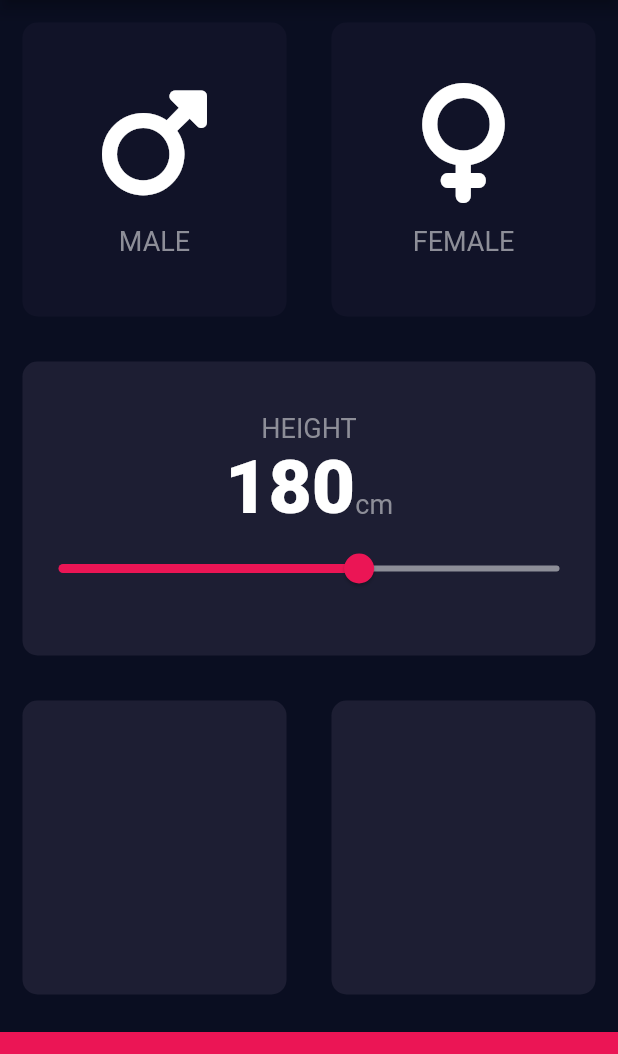
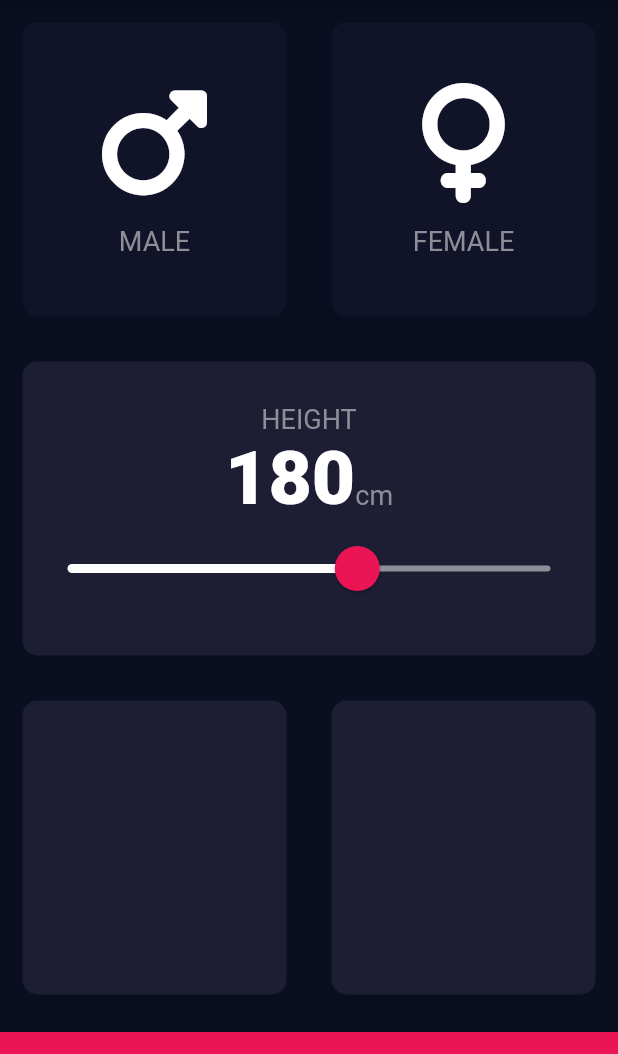
Before and after one commit to RamonOliveira95/section12_bmi_calculator_flutter, a Flutter app: the screen it shows after launch, on a phone screen of 412 x 824 dp, the part 84-1138 px from its top. Run offline on Flutter 3.47's test engine with Material 2 defaults, Android fonts, the phone set to English and light mode, and no system bars; our stand-ins replace font_awesome_flutter.

Commit message:
style: 💄 add style on slider

```diff
--- a/lib/input_page.dart
+++ b/lib/input_page.dart
@@ -95,17 +95,26 @@ class _InputPageState extends State<InputPage> {
                       ),
                     ],
                   ),
-                  Slider(
+                  SliderTheme(
+                    data: const SliderThemeData(
+                      inactiveTrackColor: Color(0xFF8D8E98),
+                        activeTrackColor: Colors.white,
+                        thumbColor: Color(0xFFEB1555),
+                        overlayColor: Color(0x29EB1555),
+                        thumbShape:
+                            RoundSliderThumbShape(enabledThumbRadius: 15),
+                        overlayShape:
+                            RoundSliderOverlayShape(overlayRadius: 30)),
+                    child: Slider(
                       value: height.toDouble(),
                       onChanged: (double newValue) {
                         setState(() {
                           height = newValue.round();
                         });
                       },
-                    activeColor: Color(0xFFEB1555),
-                    inactiveColor: Color(0xFF8D8E98),
                       min: 120.0,
                       max: 220.0,
+                    ),
                   ),
                 ],
               ),
```
Also changed, not shown: 1 other file. Lines whose indentation alone changed are shown as unchanged.
